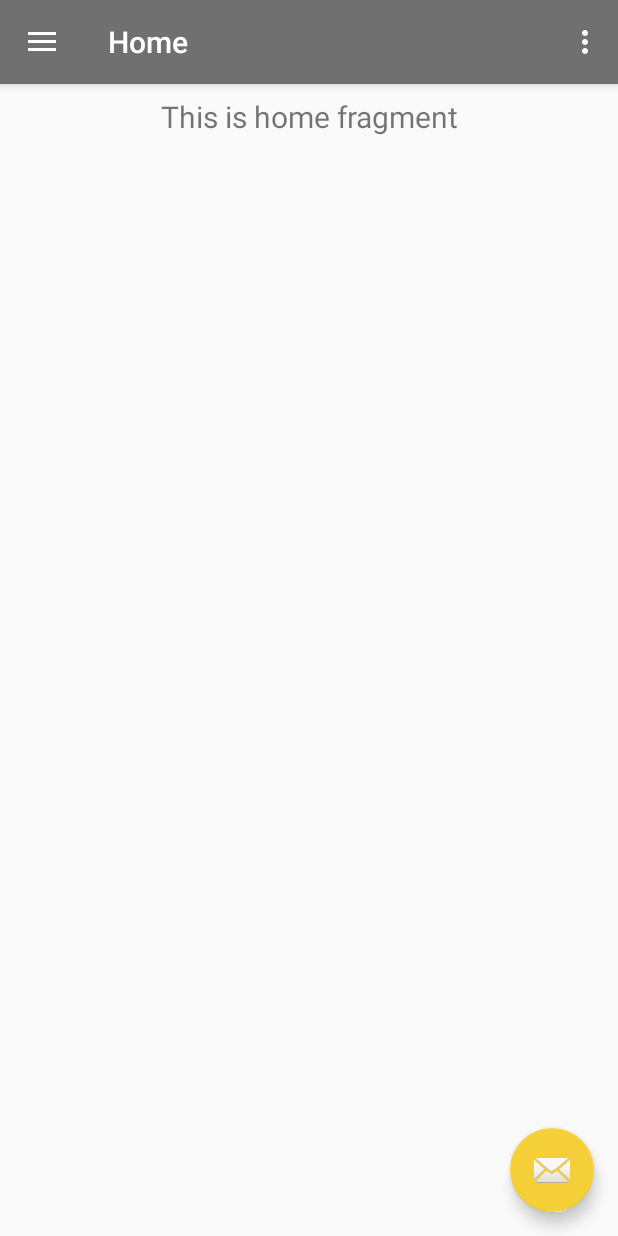
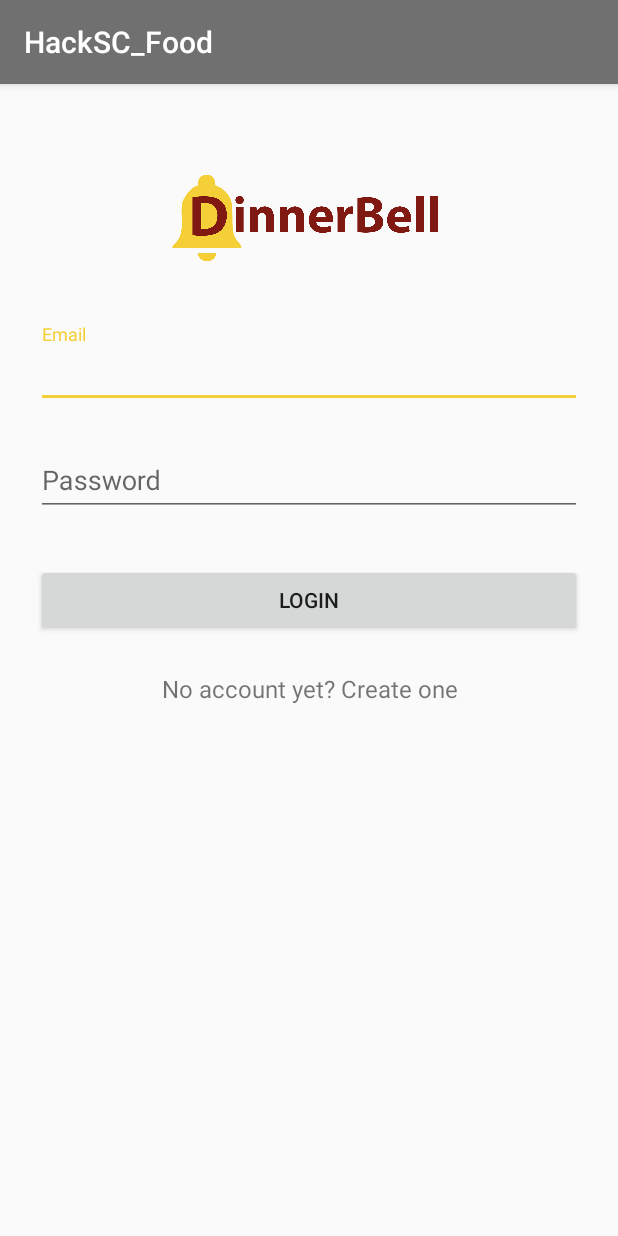
Before and after one commit to ziyiwu9494/HackSC_Food, an Android app: the screen it shows after launch (nav_drawer before the commit, Login after it), after a tap on "LOGIN", on a phone screen of 412 x 824 dp. Run offline under Robolectric (Android 15) with nearby library versions, the phone set to English and light mode, and no system bars; our stand-ins replace Firebase (no records; nobody signed in at launch, a user with empty details on screens opened directly).

Commit message:
Firebase Auth

```diff
--- a/app/build.gradle
+++ b/app/build.gradle
@@ -30,6 +30,9 @@ dependencies {
     implementation 'androidx.navigation:navigation-ui:2.0.0'
     implementation 'androidx.lifecycle:lifecycle-extensions:2.0.0'
     implementation 'com.google.firebase:firebase-database:19.2.0'
+    implementation 'com.firebaseui:firebase-ui-auth:4.3.1'
+    implementation 'com.google.firebase:firebase-auth:17.0.0'
+    implementation 'androidx.annotation:annotation:1.0.2'
     testImplementation 'junit:junit:4.12'
     androidTestImplementation 'androidx.test.ext:junit:1.1.1'
     androidTestImplementation 'androidx.test.espresso:espresso-core:3.2.0'
--- a/app/src/main/AndroidManifest.xml
+++ b/app/src/main/AndroidManifest.xml
@@ -9,6 +9,8 @@
         android:roundIcon="@mipmap/ic_launcher_round"
         android:supportsRtl="true"
         android:theme="@style/AppTheme">
+        <activity android:name=".CreateAccount"></activity>
+        <activity android:name=".Login" />
         <activity
             android:name=".nav_drawer"
             android:label="@string/title_activity_nav_drawer"
--- /dev/null
+++ b/app/src/main/java/com/example/hacksc_food/Login.java
@@ -0,0 +1,115 @@
+package com.example.hacksc_food;
+
+import android.app.ProgressDialog;
+import android.os.Bundle;
+import android.text.TextUtils;
+import android.util.Log;
+
+import android.content.Intent;
+import android.view.View;
+import android.widget.Button;
+import android.widget.EditText;
+import android.widget.TextView;
+import android.widget.Toast;
+
+import com.google.android.gms.tasks.OnCompleteListener;
+import com.google.android.gms.tasks.Task;
+import com.google.firebase.auth.AuthResult;
+import com.google.firebase.auth.FirebaseAuth;
+import com.google.firebase.auth.FirebaseUser;
+
+import androidx.annotation.NonNull;
+import androidx.appcompat.app.AppCompatActivity;
+import androidx.appcompat.widget.AppCompatButton;
+
+public class Login extends AppCompatActivity implements View.OnClickListener {
+    private static final String TAG = "LoginActivity";
+    private static final int REQUEST_SIGNUP = 0;
+    private FirebaseAuth mAuth;
+    private EditText mEmailField;
+    private EditText mPasswordField;
+    @Override
+    public void onCreate(Bundle savedInstanceState) {
+        super.onCreate(savedInstanceState);
+        setContentView(R.layout.login_activity);
+        mAuth = FirebaseAuth.getInstance();
+        mEmailField = findViewById(R.id.input_email);
+        mPasswordField = findViewById(R.id.input_password);
+        // Buttons
+        findViewById(R.id.btn_login).setOnClickListener(this);
+        findViewById(R.id.link_signup).setOnClickListener(this);
+    }
+    @Override
+    public void onStart() {
+        super.onStart();
+        // Check if user is signed in (non-null) and update UI accordingly.
+        FirebaseUser currentUser = mAuth.getCurrentUser();
+    }
+    private void signIn(String email, String password) {
+        Log.d(TAG, "signIn:" + email);
+        if (!validateForm()) {
+            return;
+        }
+
+        // [START sign_in_with_email]
+        mAuth.signInWithEmailAndPassword(email, password)
+                .addOnCompleteListener(this, new OnCompleteListener<AuthResult>() {
+                    @Override
+                    public void onComplete(@NonNull Task<AuthResult> task) {
+                        if (task.isSuccessful()) {
+                            // Sign in success, update UI with the signed-in user's information
+                            Log.d(TAG, "signInWithEmail:success");
+                            FirebaseUser user = mAuth.getCurrentUser();
+                            Toast.makeText(Login.this, "Authentication Successful",
+                                    Toast.LENGTH_SHORT).show();
+                            Intent auth = new Intent(getApplicationContext(), nav_drawer.class);
+                            startActivity(auth);
+                        } else {
+                            // If sign in fails, display a message to the user.
+                            Log.w(TAG, "signInWithEmail:failure", task.getException());
+                            Toast.makeText(Login.this, "Authentication failed.",
+                                    Toast.LENGTH_SHORT).show();
+                        }
+
+                        // [START_EXCLUDE]
+                        if (!task.isSuccessful()) {
+                        }
+                        // [END_EXCLUDE]
+                    }
+                });
+        // [END sign_in_with_email]
+    }
+    private boolean validateForm() {
+        boolean valid = true;
+
+        String email = mEmailField.getText().toString();
+        if (TextUtils.isEmpty(email)) {
+            mEmailField.setError("Required.");
+            valid = false;
+        } else {
+            mEmailField.setError(null);
+        }
+
+        String password = mPasswordField.getText().toString();
+        if (TextUtils.isEmpty(password)) {
+            mPasswordField.setError("Required.");
+            valid = false;
+        } else {
+            mPasswordField.setError(null);
+        }
+
+        return valid;
+    }
+    @Override
+    public void onClick(View v) {
+        int i = v.getId();
+        if (i == R.id.btn_login) {
+            signIn(mEmailField.getText().toString(), mPasswordField.getText().toString());
+        }
+        if (i == R.id.link_signup) {
+            Intent signup = new Intent (getApplicationContext(), CreateAccount.class);
+            startActivity (signup);
+        }
+    }
+
+}
--- a/app/src/main/java/com/example/hacksc_food/MainActivity.java
+++ b/app/src/main/java/com/example/hacksc_food/MainActivity.java
@@ -23,7 +23,7 @@ public class MainActivity extends AppCompatActivity {
 
     /** Called when the user taps the Send button */
     public void toNav(View view) {
-        Intent intent = new Intent(this, nav_drawer.class);
+        Intent intent = new Intent(this, Login.class);
         startActivity(intent);
     }
 }
--- /dev/null
+++ b/app/src/main/res/layout/login_activity.xml
@@ -0,0 +1,69 @@
+<?xml version="1.0" encoding="utf-8"?>
+<ScrollView xmlns:android="http://schemas.android.com/apk/res/android"
+    android:layout_width="fill_parent"
+    android:layout_height="fill_parent"
+    android:fitsSystemWindows="true">
+
+    <LinearLayout
+        android:id="@+id/create_account"
+        android:layout_width="match_parent"
+        android:layout_height="wrap_content"
+        android:orientation="vertical"
+        android:paddingLeft="24dp"
+        android:paddingTop="56dp"
+        android:paddingRight="24dp">
+        <ImageView
+            android:layout_width="wrap_content"
+            android:layout_height="72dp"
+            android:layout_gravity="center_horizontal"
+            android:layout_marginBottom="24dp"
+            android:src="@drawable/logo" />
+
+        <com.google.android.material.textfield.TextInputLayout
+            android:layout_width="match_parent"
+            android:layout_height="wrap_content"
+            android:layout_marginTop="8dp"
+            android:layout_marginBottom="8dp">
+
+            <EditText
+                android:id="@+id/input_email"
+                android:layout_width="match_parent"
+                android:layout_height="wrap_content"
+                android:hint="Email"
+                android:inputType="textEmailAddress" />
+        </com.google.android.material.textfield.TextInputLayout>
+        <!-- Password Label -->
+        <com.google.android.material.textfield.TextInputLayout
+            android:layout_width="match_parent"
+            android:layout_height="wrap_content"
+            android:layout_marginTop="8dp"
+            android:layout_marginBottom="8dp">
+
+            <EditText
+                android:id="@+id/input_password"
+                android:layout_width="match_parent"
+                android:layout_height="wrap_content"
+                android:hint="Password"
+                android:inputType="textPassword" />
+        </com.google.android.material.textfield.TextInputLayout>
+
+        <androidx.appcompat.widget.AppCompatButton
+            android:id="@+id/btn_login"
+            android:layout_width="fill_parent"
+            android:layout_height="wrap_content"
+            android:layout_marginTop="24dp"
+            android:layout_marginBottom="24dp"
+            android:padding="12dp"
+            android:text="Login" />
+
+        <TextView
+            android:id="@+id/link_signup"
+            android:layout_width="fill_parent"
+            android:layout_height="wrap_content"
+            android:layout_marginBottom="24dp"
+            android:gravity="center"
+            android:text="@string/no_account"
+            android:textSize="16dip" />
+
+    </LinearLayout>
+</ScrollView>
--- a/app/src/main/res/values/strings.xml
+++ b/app/src/main/res/values/strings.xml
@@ -9,6 +9,8 @@
     <string name="nav_header_subtitle">android.studio@android.com</string>
     <string name="nav_header_desc">Navigation header</string>
     <string name="action_settings">Settings</string>
+    <string name="no_account">No account yet? Create one</string>
+    <string name="yes_account">Already a member? Login</string>
 
     <string name="menu_home">Home</string>
     <string name="menu_gallery">Gallery</string>
```
Also changed, not shown: app/src/main/java/com/example/hacksc_food/CreateAccount.java (added, +112 -0 lines), app/src/main/res/layout/activity_create_account.xml (added, +80 -0 lines), app/src/main/res/drawable-v24/logo.png (added).
